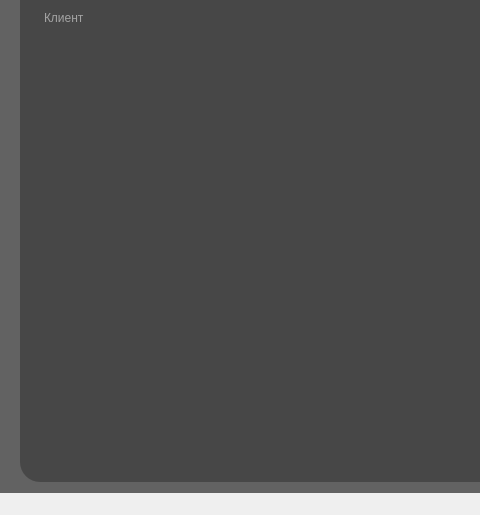
Qt form Interface.ui (CheckHHH/DataBasePP) before a commit; both pictures show x 0 to 480 and y 85 to 600 of the 800 by 600 pixel window.
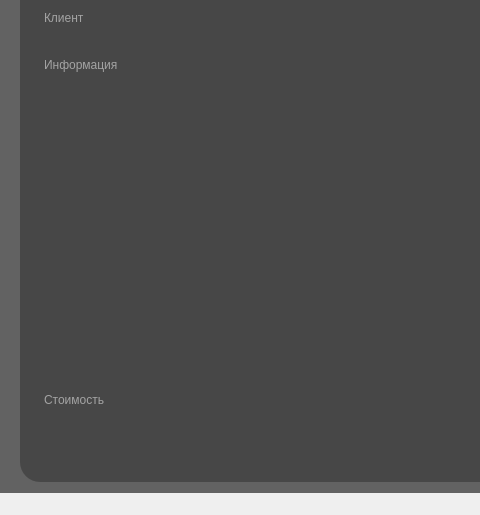
The same form after that commit. The open tabs and pages were chosen to show the change.

```diff
--- a/Interface.ui
+++ b/Interface.ui
@@ -518,7 +518,7 @@
            <x>12</x>
            <y>60</y>
            <width>721</width>
-           <height>351</height>
+           <height>311</height>
           </rect>
          </property>
          <property name="styleSheet">
@@ -530,6 +530,50 @@
          </property>
          <property name="alignment">
           <set>Qt::AlignLeading|Qt::AlignLeft|Qt::AlignTop</set>
+         </property>
+         <property name="placeholderText">
+          <string>Информация</string>
+         </property>
+        </widget>
+        <widget class="QLineEdit" name="lineEdit_sum">
+         <property name="geometry">
+          <rect>
+           <x>12</x>
+           <y>392</y>
+           <width>231</width>
+           <height>21</height>
+          </rect>
+         </property>
+         <property name="styleSheet">
+          <string notr="true">color: rgb(255, 255, 255);
+font: 87 8pt &quot;Segoe UI Black&quot;;
+border: 0px;
+
+</string>
+         </property>
+         <property name="inputMask">
+          <string notr="true" comment="Клиент"/>
+         </property>
+         <property name="text">
+          <string/>
+         </property>
+         <property name="maxLength">
+          <number>32767</number>
+         </property>
+         <property name="frame">
+          <bool>true</bool>
+         </property>
+         <property name="echoMode">
+          <enum>QLineEdit::Normal</enum>
+         </property>
+         <property name="placeholderText">
+          <string>Стоимость</string>
+         </property>
+         <property name="cursorMoveStyle">
+          <enum>Qt::VisualMoveStyle</enum>
+         </property>
+         <property name="clearButtonEnabled">
+          <bool>false</bool>
          </property>
         </widget>
        </widget>
```
Left out of the diff: 4 changed lines with no effect on the pictures.
